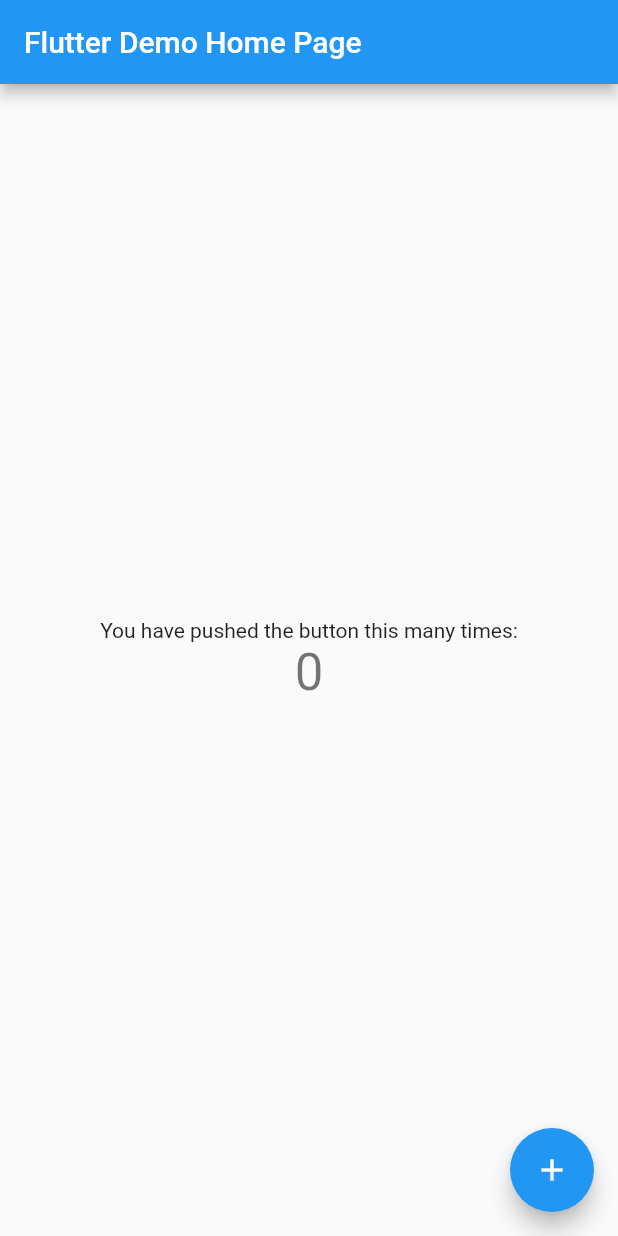
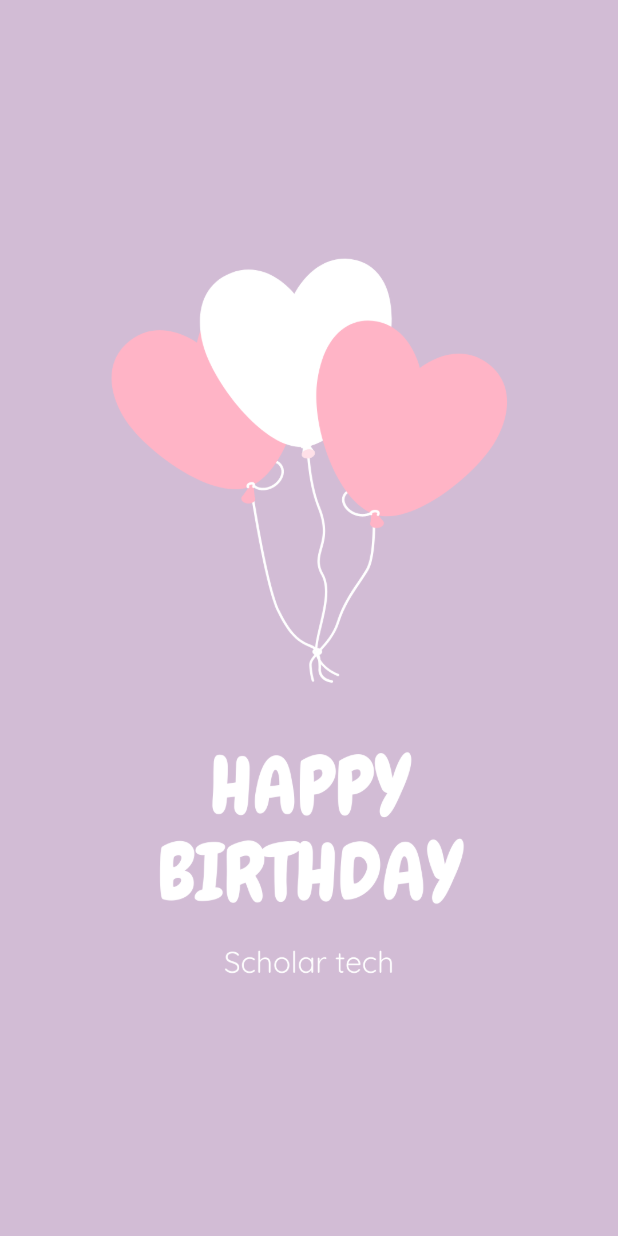
Before and after one commit to MohamedEssam9009/birthday_card_app, a Flutter app: the screen it shows after launch, on a phone screen of 412 x 824 dp. Run offline on Flutter 3.47's test engine with Material 2 defaults, Android fonts, the phone set to English and light mode, and no system bars.

Commit message:
finish the app

```diff
--- a/lib/main.dart
+++ b/lib/main.dart
@@ -1,115 +1,24 @@
 import 'package:flutter/material.dart';
 
 void main() {
-  runApp(const MyApp());
+  runApp(const BirthdayCard());
 }
 
-class MyApp extends StatelessWidget {
-  const MyApp({super.key});
+class BirthdayCard extends StatelessWidget {
+  const BirthdayCard({super.key});
 
-  // This widget is the root of your application.
   @override
   Widget build(BuildContext context) {
-    return MaterialApp(
-      title: 'Flutter Demo',
-      theme: ThemeData(
-        // This is the theme of your application.
-        //
-        // Try running your application with "flutter run". You'll see the
-        // application has a blue toolbar. Then, without quitting the app, try
-        // changing the primarySwatch below to Colors.green and then invoke
-        // "hot reload" (press "r" in the console where you ran "flutter run",
-        // or simply save your changes to "hot reload" in a Flutter IDE).
-        // Notice that the counter didn't reset back to zero; the application
-        // is not restarted.
-        primarySwatch: Colors.blue,
+    return const MaterialApp(
+      title: 'Birthday Card',
+      home: Scaffold(
+        backgroundColor: Color(0xFFD2BCD5),
+        body: Center(
+          child: Image(
+            image: AssetImage('images/image.png'),
+          ),
+        ),
       ),
-      home: const MyHomePage(title: 'Flutter Demo Home Page'),
     );
   }
 }
-
-class MyHomePage extends StatefulWidget {
-  const MyHomePage({super.key, required this.title});
-
-  // This widget is the home page of your application. It is stateful, meaning
-  // that it has a State object (defined below) that contains fields that affect
-  // how it looks.
-
-  // This class is the configuration for the state. It holds the values (in this
-  // case the title) provided by the parent (in this case the App widget) and
-  // used by the build method of the State. Fields in a Widget subclass are
-  // always marked "final".
-
-  final String title;
-
-  @override
-  State<MyHomePage> createState() => _MyHomePageState();
-}
-
-class _MyHomePageState extends State<MyHomePage> {
-  int _counter = 0;
-
-  void _incrementCounter() {
-    setState(() {
-      // This call to setState tells the Flutter framework that something has
-      // changed in this State, which causes it to rerun the build method below
-      // so that the display can reflect the updated values. If we changed
-      // _counter without calling setState(), then the build method would not be
-      // called again, and so nothing would appear to happen.
-      _counter++;
-    });
-  }
-
-  @override
-  Widget build(BuildContext context) {
-    // This method is rerun every time setState is called, for instance as done
-    // by the _incrementCounter method above.
-    //
-    // The Flutter framework has been optimized to make rerunning build methods
-    // fast, so that you can just rebuild anything that needs updating rather
-    // than having to individually change instances of widgets.
-    return Scaffold(
-      appBar: AppBar(
-        // Here we take the value from the MyHomePage object that was created by
-        // the App.build method, and use it to set our appbar title.
-        title: Text(widget.title),
-      ),
-      body: Center(
-        // Center is a layout widget. It takes a single child and positions it
-        // in the middle of the parent.
-        child: Column(
-          // Column is also a layout widget. It takes a list of children and
-          // arranges them vertically. By default, it sizes itself to fit its
-          // children horizontally, and tries to be as tall as its parent.
-          //
-          // Invoke "debug painting" (press "p" in the console, choose the
-          // "Toggle Debug Paint" action from the Flutter Inspector in Android
-          // Studio, or the "Toggle Debug Paint" command in Visual Studio Code)
-          // to see the wireframe for each widget.
-          //
-          // Column has various properties to control how it sizes itself and
-          // how it positions its children. Here we use mainAxisAlignment to
-          // center the children vertically; the main axis here is the vertical
-          // axis because Columns are vertical (the cross axis would be
-          // horizontal).
-          mainAxisAlignment: MainAxisAlignment.center,
-          children: <Widget>[
-            const Text(
-              'You have pushed the button this many times:',
-            ),
-            Text(
-              '$_counter',
-              style: Theme.of(context).textTheme.headline4,
-            ),
-          ],
-        ),
-      ),
-      floatingActionButton: FloatingActionButton(
-        onPressed: _incrementCounter,
-        tooltip: 'Increment',
-        child: const Icon(Icons.add),
-      ), // This trailing comma makes auto-formatting nicer for build methods.
-    );
-  }
-}
```
Also changed, not shown: pubspec.yaml (+4 -56 lines), images/image.png (added), 1 other file.
